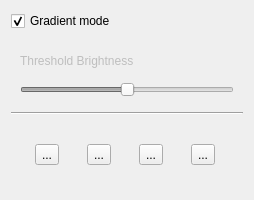
This is src/widgets/panels/image-panel.ui in flux3dp/swiftray as Qt 5 draws it before an edit. The edited form follows.
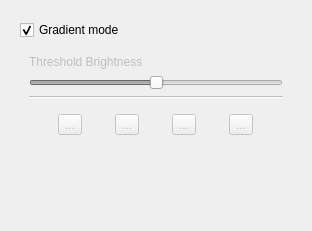
This is the edited form. Icons and pictures are not drawn.

Commit message: Update panel with scroll bar

Diff of the .ui file:
```diff
--- a/src/widgets/panels/image-panel.ui
+++ b/src/widgets/panels/image-panel.ui
@@ -9,10 +9,16 @@
    <rect>
     <x>0</x>
     <y>0</y>
-    <width>254</width>
-    <height>200</height>
+    <width>312</width>
+    <height>231</height>
    </rect>
   </property>
+  <property name="minimumSize">
+   <size>
+    <width>312</width>
+    <height>0</height>
+   </size>
+  </property>
   <property name="windowTitle">
    <string>Frame</string>
   </property>
@@ -27,6 +33,30 @@
   </property>
   <layout class="QVBoxLayout" name="verticalLayout">
    <item>
+    <widget class="QScrollArea" name="scrollArea">
+     <property name="sizePolicy">
+      <sizepolicy hsizetype="Preferred" vsizetype="Preferred">
+       <horstretch>0</horstretch>
+       <verstretch>0</verstretch>
+      </sizepolicy>
+     </property>
+     <property name="frameShape">
+      <enum>QFrame::NoFrame</enum>
+     </property>
+     <property name="widgetResizable">
+      <bool>true</bool>
+     </property>
+     <widget class="QWidget" name="scrollAreaWidgetContents">
+      <property name="geometry">
+       <rect>
+        <x>0</x>
+        <y>0</y>
+        <width>273</width>
+        <height>225</height>
+       </rect>
+      </property>
+      <layout class="QVBoxLayout" name="verticalLayout_4">
+       <item>
     <widget class="QCheckBox" name="gradientCheckBox">
      <property name="text">
       <string>Gradient mode</string>
@@ -68,9 +98,6 @@
         </property>
        </widget>
       </item>
-     </layout>
-    </widget>
-   </item>
    <item>
     <widget class="Line" name="line">
      <property name="orientation">
@@ -81,7 +108,19 @@
    <item>
     <widget class="QFrame" name="frameButtons">
      <property name="enabled">
-      <bool>true</bool>
+             <bool>false</bool>
+            </property>
+            <property name="sizePolicy">
+             <sizepolicy hsizetype="Preferred" vsizetype="Preferred">
+              <horstretch>0</horstretch>
+              <verstretch>0</verstretch>
+             </sizepolicy>
+            </property>
+            <property name="maximumSize">
+             <size>
+              <width>16777215</width>
+              <height>16777215</height>
+             </size>
      </property>
      <property name="frameShape">
       <enum>QFrame::NoFrame</enum>
@@ -124,7 +163,7 @@
         <item>
          <widget class="QToolButton" name="toolButtonInvert">
           <property name="enabled">
-           <bool>true</bool>
+                  <bool>false</bool>
           </property>
           <property name="toolTip">
            <string>Invert</string>
@@ -167,7 +206,7 @@
         <item>
          <widget class="QToolButton" name="toolButtonTrace">
           <property name="enabled">
-           <bool>true</bool>
+                  <bool>false</bool>
           </property>
           <property name="toolTip">
            <string>Trace</string>
@@ -190,6 +229,26 @@
        </layout>
       </item>
      </layout>
+           </widget>
+          </item>
+         </layout>
+        </widget>
+       </item>
+       <item>
+        <spacer name="verticalSpacer">
+         <property name="orientation">
+          <enum>Qt::Vertical</enum>
+         </property>
+         <property name="sizeHint" stdset="0">
+          <size>
+           <width>20</width>
+           <height>40</height>
+          </size>
+         </property>
+        </spacer>
+       </item>
+      </layout>
+     </widget>
     </widget>
    </item>
   </layout>
```
Lines whose indentation alone changed are shown as unchanged. The commit also changes 12 other files.
